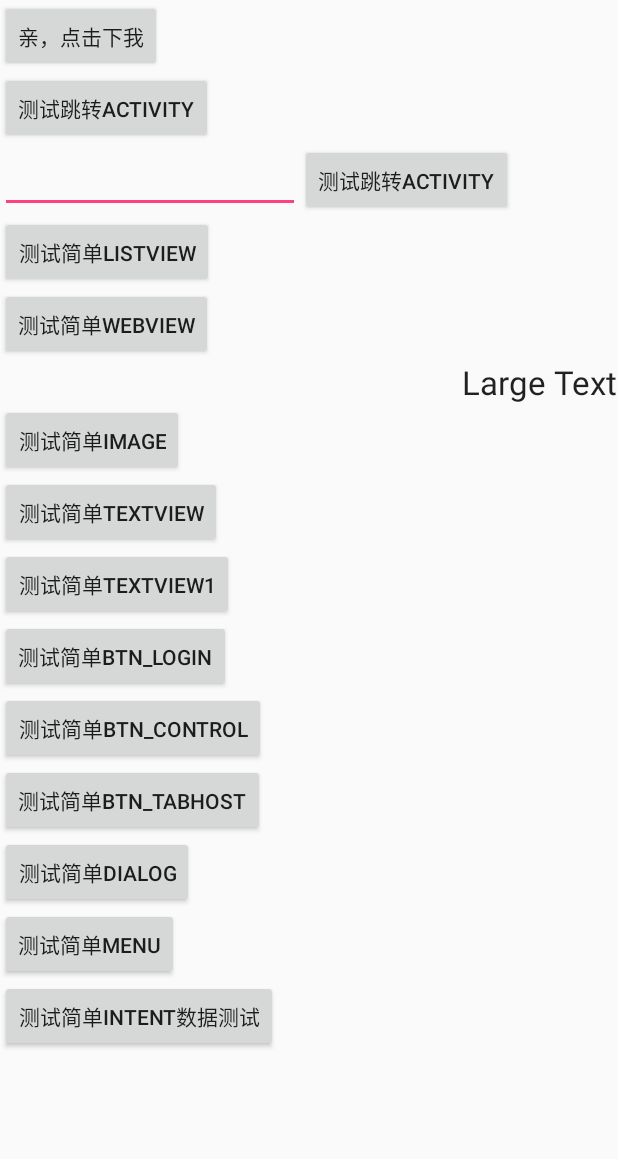
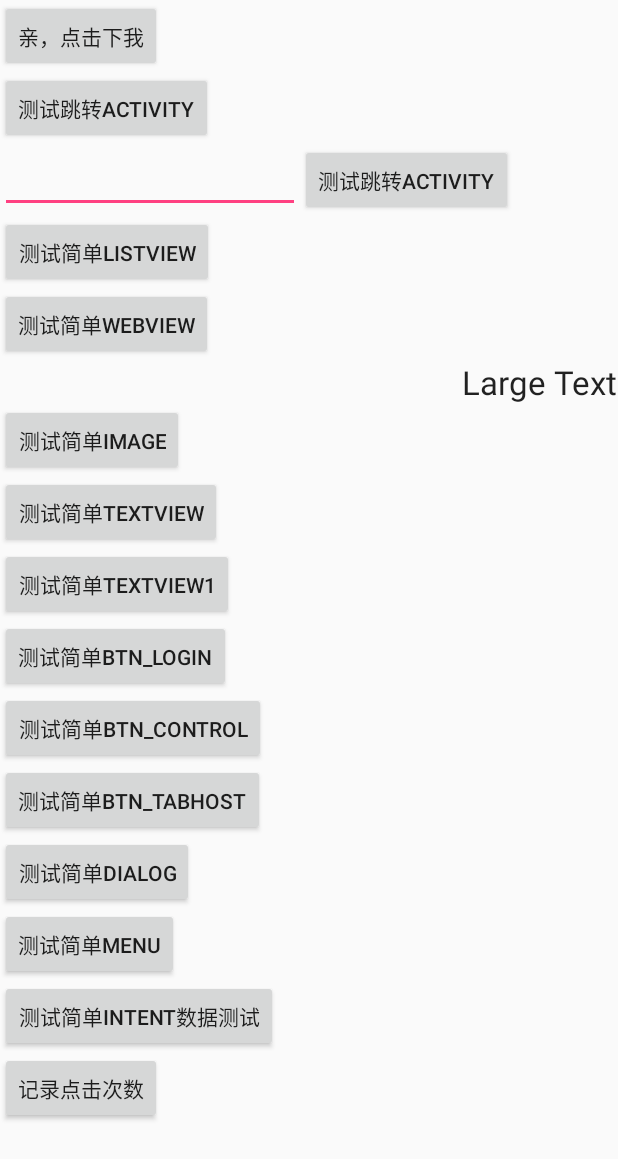
Before and after one commit to lixiong0802/android-learn, an Android app: the screen it shows after launch (MainActivity), on a phone screen of 412 x 824 dp. Shown: the top 1159 px of the screen. Run offline under Robolectric (Android 15) with nearby library versions, the phone set to English and light mode, and no system bars.

Commit message:
控件实例测试！！！

```diff
--- a/app/src/main/AndroidManifest.xml
+++ b/app/src/main/AndroidManifest.xml
@@ -32,7 +32,8 @@
         <activity android:name=".ControlTabhostActivity" />
         <activity android:name=".AlertDialogActivity" />
         <activity android:name=".OptionsMenuActivity" />
-        <activity android:name=".IntentResultActivity"></activity>
+        <activity android:name=".IntentResultActivity" />
+        <activity android:name=".UserCountActivity"></activity>
     </application>
 
 </manifest>
--- a/app/src/main/java/com/example/lx/android_learn/MainActivity.java
+++ b/app/src/main/java/com/example/lx/android_learn/MainActivity.java
@@ -2,6 +2,7 @@ package com.example.lx.android_learn;
 
 import android.app.Activity;
 import android.content.Intent;
+import android.content.SharedPreferences;
 import android.os.Bundle;
 import android.view.View;
 import android.widget.Button;
@@ -46,6 +47,8 @@ public class MainActivity extends Activity implements View.OnClickListener {
     private Button btn_menu;
 
     private Button btn_goIntent;
+
+    private Button btn_simpleUserCount;
 
     @Override
     protected void onCreate(Bundle savedInstanceState) {
@@ -97,6 +100,8 @@ public class MainActivity extends Activity implements View.OnClickListener {
         btn_goIntent = (Button) this.findViewById(R.id.btn_goIntent);
         btn_goIntent.setOnClickListener(this);
 
+        btn_simpleUserCount = (Button) this.findViewById(R.id.btn_simpleUserCount);
+        btn_simpleUserCount.setOnClickListener(this);
     }
 
     @Override
@@ -156,6 +161,10 @@ public class MainActivity extends Activity implements View.OnClickListener {
             Intent intent = new Intent(this, OptionsMenuActivity.class);
             startActivity(intent);
         }
+        if (v == btn_simpleUserCount) {
+            Intent intent = new Intent(this, UserCountActivity.class);
+            startActivity(intent);
+        }
 
         if (v == btn_goIntent) {
             Intent intent = new Intent(this, IntentResultActivity.class);
--- a/app/src/main/res/layout/activity_main.xml
+++ b/app/src/main/res/layout/activity_main.xml
@@ -118,6 +118,12 @@
             android:layout_height="wrap_content"
             android:text="测试简单Intent数据测试" />
 
+        <Button
+            android:id="@+id/btn_simpleUserCount"
+            android:layout_width="wrap_content"
+            android:layout_height="wrap_content"
+            android:text="记录点击次数" />
+
 
     </LinearLayout>
 
```
Also changed, not shown: app/src/main/java/com/example/lx/android_learn/UserCountActivity.java (added, +35 -0 lines), app/src/main/res/layout/activity_user_count.xml (added, +17 -0 lines).
